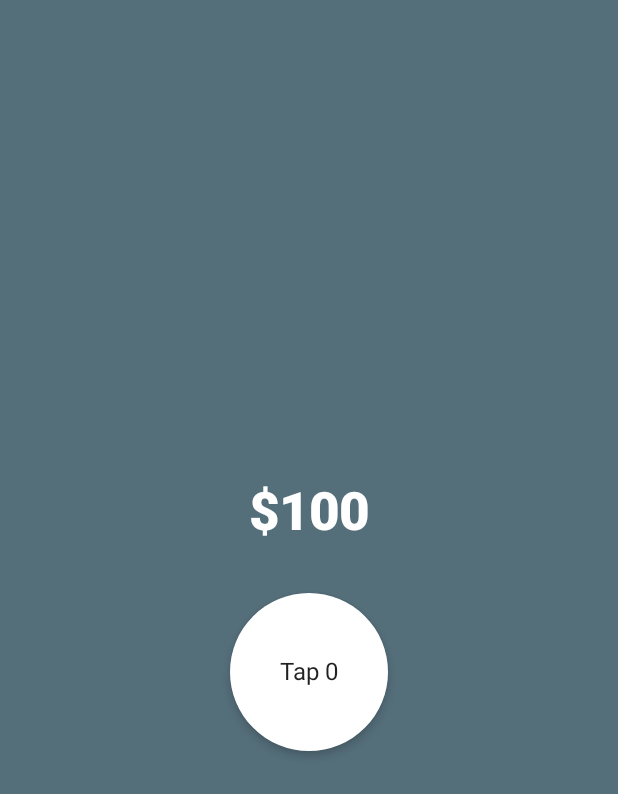
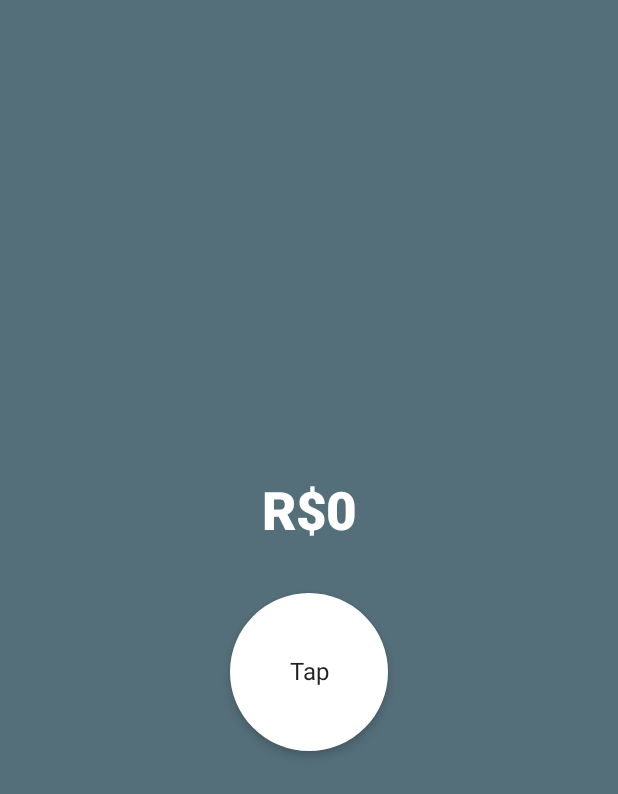
Before and after one commit to IgorMontezuma20/introducao-Jetpack-Compose, an Android app built with Jetpack Compose: the screen it shows after launch (MainActivity), on a phone screen of 412 x 824 dp. Shown: the top 794 px of the screen. Run offline under Robolectric (Android 15) with nearby library versions, the phone set to English and light mode, and no system bars.

Commit message:
Alterando o valor na tela com os cliques no botão

```diff
--- a/app/src/main/java/com/example/introtocompose/MainActivity.kt
+++ b/app/src/main/java/com/example/introtocompose/MainActivity.kt
@@ -36,6 +36,11 @@ class MainActivity : ComponentActivity() {
 
 @Composable
 fun MyApp() {
+
+    val moneyCounter = remember {
+        mutableStateOf(0)
+    }
+
     Surface(
         modifier = Modifier
             .fillMaxHeight()
@@ -47,7 +52,7 @@ fun MyApp() {
         ) {
 
             Text(
-                text = "$100", style = TextStyle(
+                text = "R$${moneyCounter.value}", style = TextStyle(
                     color = Color.White,
                     fontSize = 35.sp,
                     fontWeight = FontWeight.ExtraBold
@@ -56,7 +61,17 @@ fun MyApp() {
 
             Spacer(modifier = Modifier.height(30.dp))
 
-            CreateCircle()
+            CreateCircle(moneyCounter = moneyCounter.value) { newValue ->
+                moneyCounter.value = newValue
+            }
+
+            if(moneyCounter.value > 20){
+                Text(text = "Isso é muito dinheiro!", style = TextStyle(
+                    color = Color.White,
+                    fontSize = 18.sp
+                )
+                )
+            }
         }
     }
 }
@@ -66,25 +81,26 @@ fun Greeting(name: String) {
     Text(text = "Hello $name!")
 }
 
-@Preview
+//@Preview
 @Composable
-fun CreateCircle() {
-    var moneyCounter by remember {
-        mutableStateOf(0)
-    }
+fun CreateCircle(moneyCounter: Int = 0, updatedMoneyCounter: (Int) -> Unit) {
+
+//    var moneyCounter by remember {
+//        mutableStateOf(0)
+//    }
     Card(
         modifier = Modifier
             .padding(3.dp)
             .size(105.dp)
             .clickable {
-                moneyCounter += 1
-                Log.d("Counter", "CreateCircle: $moneyCounter")
+                updatedMoneyCounter(moneyCounter + 1)
+
             },
         shape = CircleShape,
         elevation = 4.dp
     ) {
         Box(contentAlignment = Alignment.Center) {
-            Text(text = "Tap $moneyCounter", modifier = Modifier)
+            Text(text = "Tap", modifier = Modifier)
         }
     }
 }
```
